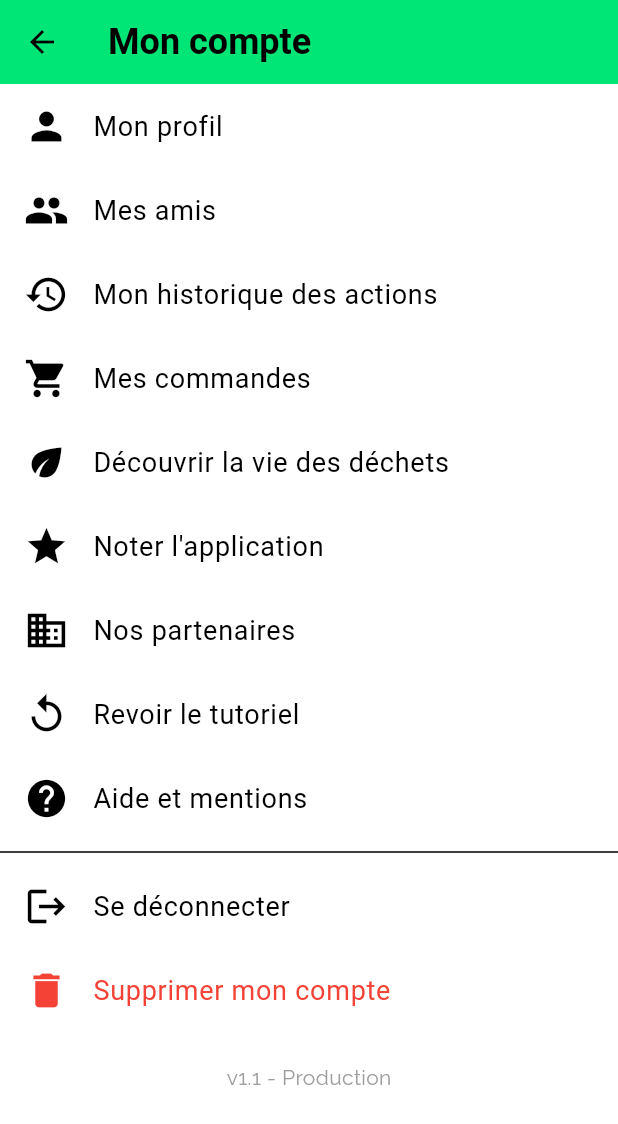
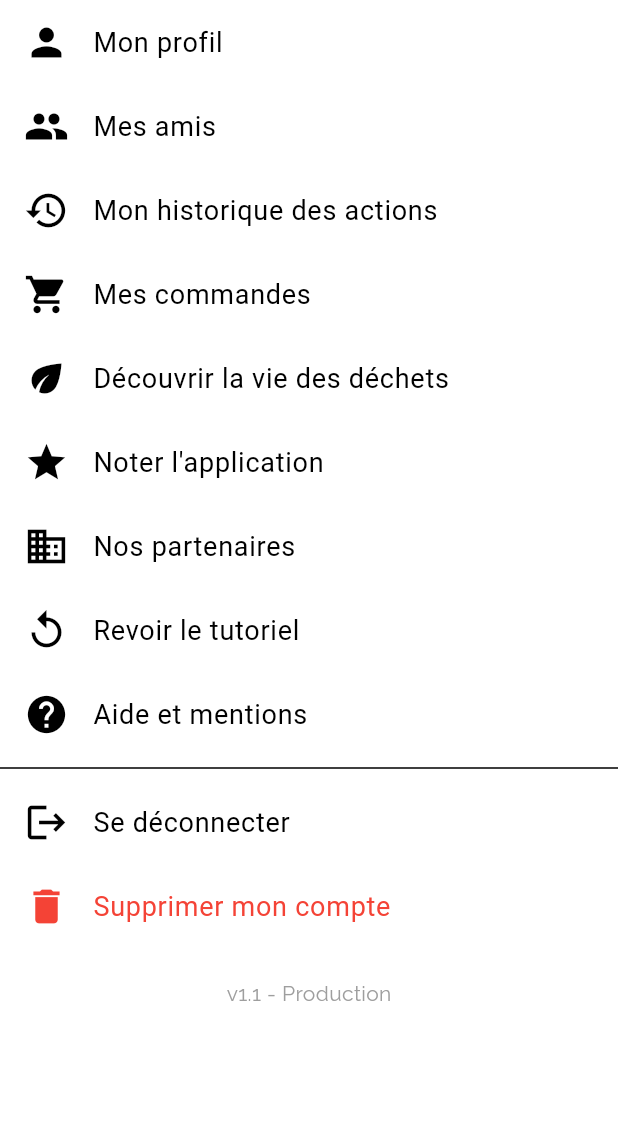
Before and after one commit to julesbsd/EcoWard-App, a Flutter app: the AccountPage screen opened directly, on a phone screen of 412 x 824 dp. Shown: the top 1124 px of the screen. Run offline on Flutter 3.47's test engine with Material 3 defaults, Android fonts, the phone set to English and light mode, and no system bars; our stand-ins replace carousel_slider, curved_navigation_bar, image_picker, pedometer, permission_handler, shared_preferences; missing offline and left inert: workmanager; accounts and stored records are empty; Roboto replaces fonts that are missing (CaviarDreams).

Commit message:
page compte dans navbar

```diff
--- a/lib/pages/account_page.dart
+++ b/lib/pages/account_page.dart
@@ -69,19 +69,19 @@ class _AccountPageState extends State<AccountPage> {
 
   Widget build(BuildContext context) {
     return Scaffold(
-      appBar: AppBar(
-        title: Text('Mon compte'),
-        backgroundColor: Color.fromRGBO(0, 230, 118, 1),
-        leading: IconButton(
-          icon: const Icon(Icons.arrow_back),
-          onPressed: () {
-            Navigator.pushReplacement(
-              context,
-              MaterialPageRoute(builder: (context) => Menu()),
-            );
-          },
-        ),
-      ),
+      // appBar: AppBar(
+      //   title: Text('Mon compte'),
+      //   backgroundColor: Color.fromRGBO(0, 230, 118, 1),
+      //   leading: IconButton(
+      //     icon: const Icon(Icons.arrow_back),
+      //     onPressed: () {
+      //       Navigator.pushReplacement(
+      //         context,
+      //         MaterialPageRoute(builder: (context) => Menu()),
+      //       );
+      //     },
+      //   ),
+      // ),
       body: ListView(
         children: [
           ListTile(
```
Also changed, not shown: lib/pages/friends_page.dart (+14 -10 lines), lib/pages/menu.dart (+7 -21 lines).
